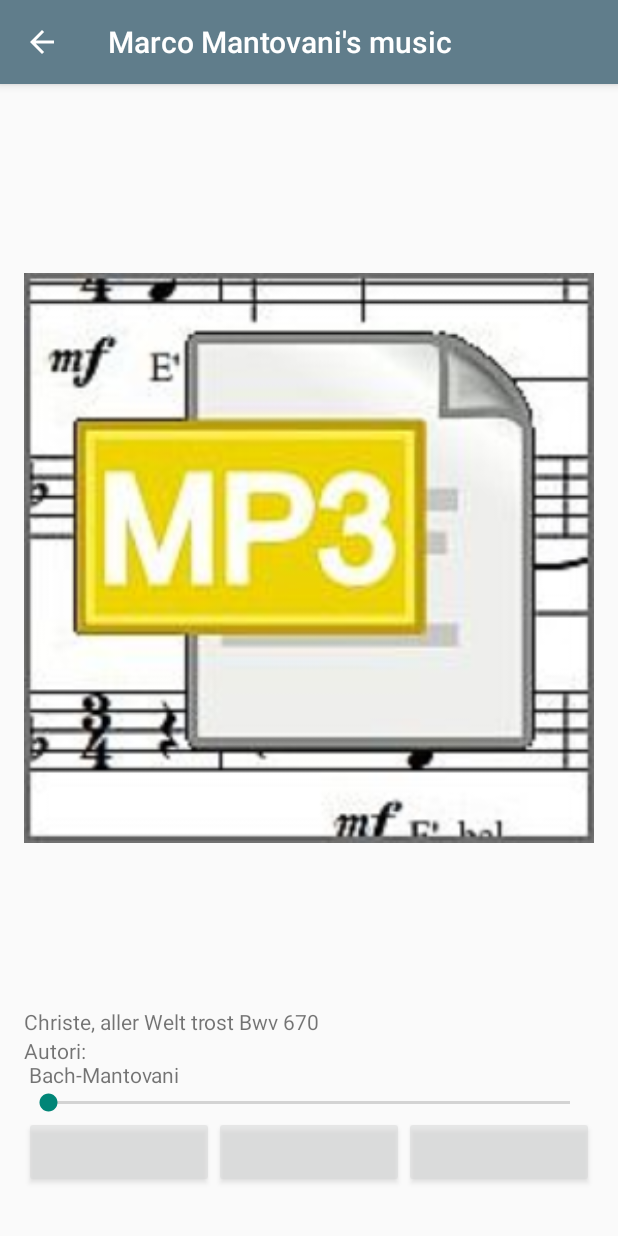
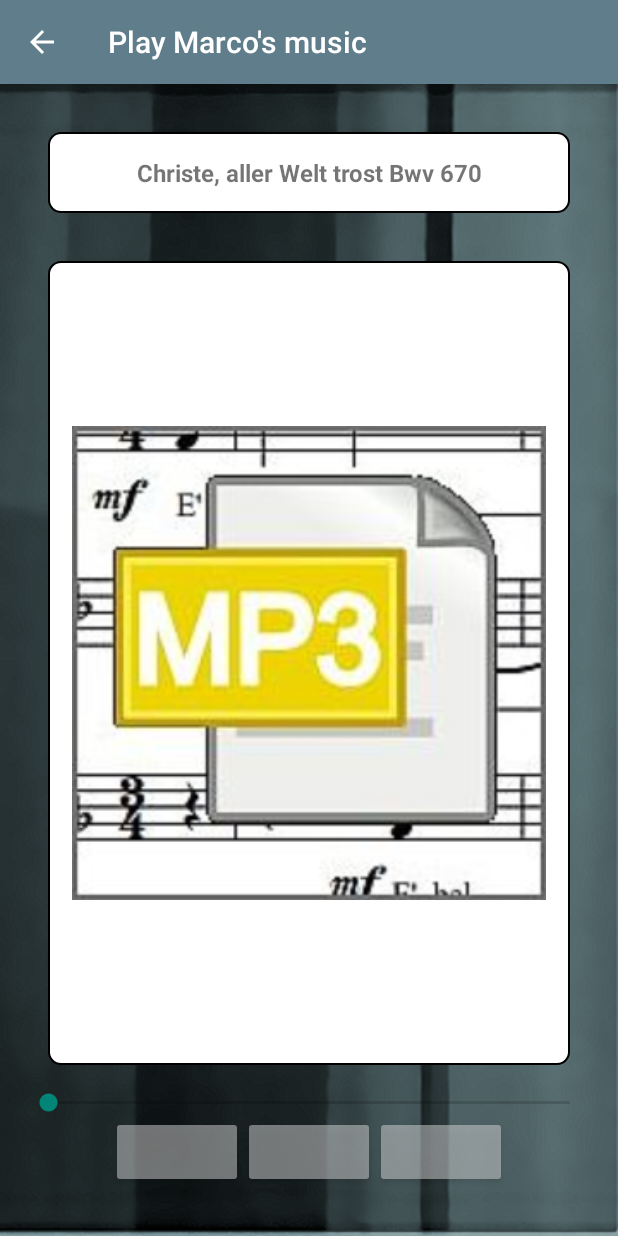
Before and after one commit to CrisFuriosi/MarcoMantovanismusic, an Android app: the Mp3Activity screen opened directly, with no data from a screen before it, after a tap on "Christe, aller Welt trost Bwv 670", on a phone screen of 412 x 824 dp. Run offline under Robolectric (Android 15) with nearby library versions, the phone set to English and light mode, and no system bars.

Commit message:
Udacity Music Repository exercise - work in progress Working layout and variable sharing among activities

```diff
--- a/app/src/main/AndroidManifest.xml
+++ b/app/src/main/AndroidManifest.xml
@@ -35,6 +35,7 @@
             android:parentActivityName="com.example.cfuri.marcomantovanismusic.MainActivity"/>
         <activity
             android:name=".ItemDetailActivity"
+            android:label="@string/detail_mp3"
             android:parentActivityName="com.example.cfuri.marcomantovanismusic.Mp3Activity"/>
     </application>
 
--- a/app/src/main/java/com/example/cfuri/marcomantovanismusic/Item.java
+++ b/app/src/main/java/com/example/cfuri/marcomantovanismusic/Item.java
@@ -1,21 +1,23 @@
 package com.example.cfuri.marcomantovanismusic;
 
 /*
-{@link Item} represents a vocabulary word. Contains default and Miwok translations for the word.
+{@link Item} represents a music item. Contains item text, item description.
+//TODO: insert item type
  */
+
 public class Item {
 
     // State: Variable declaration
     private int mItemNameText;
     private int mItemDescriptionText;
-    private int mItemImageId;
+    private int mItemImage;
 
     // Create a new item object. Assign int string/song name ID, int string/song description ID, int image ID
-    public Item(int itemNameText, int itemDescriptionText, int itemImageId) {
+    public Item(int itemNameText, int itemDescriptionText, int itemImage) {
         mItemNameText = itemNameText;
         mItemDescriptionText = itemDescriptionText;
-        mItemImageId = itemImageId;
-    }
+        mItemImage = itemImage;
+        }
 
     // Method: Output int string/name ID
     public int getItemNameStringID() {
@@ -27,8 +29,9 @@ public class Item {
         return mItemDescriptionText;
     }
 
-    // Method: Output int image ID
+    // Method: Output int string/description ID
     public int getItemImageID() {
-        return mItemImageId;
+        return mItemImage;
     }
+
 }
--- a/app/src/main/java/com/example/cfuri/marcomantovanismusic/ItemDetailActivity.java
+++ b/app/src/main/java/com/example/cfuri/marcomantovanismusic/ItemDetailActivity.java
@@ -16,18 +16,15 @@ public class ItemDetailActivity extends AppCompatActivity {
 
         // Find views in activity_item_detail XML
         TextView nameTextView = findViewById(R.id.detail_activity_item_name);
-        TextView descriptionTextView = findViewById(R.id.detail_activity_item_description);
         ImageView drawableImageView = findViewById(R.id.detail_activity_item_image);
 
         // Retrieve the data passed via itemDetailIntent intent
         int itemDetailName = getIntent().getIntExtra("item_name", 0);
-        int itemDetailDescription = getIntent().getIntExtra("item_description", 0);
         int itemDetailImage = getIntent().getIntExtra("item_image", 0);
         String itemActivity = getIntent().getStringExtra("current_activity_name");
 
         // Assign variable content to views in activity_item_detail XML
         nameTextView.setText(getString(itemDetailName));
-        descriptionTextView.setText(getString(itemDetailDescription));
         drawableImageView.setImageResource(itemDetailImage);
     }
 }
--- a/app/src/main/java/com/example/cfuri/marcomantovanismusic/MainActivity.java
+++ b/app/src/main/java/com/example/cfuri/marcomantovanismusic/MainActivity.java
@@ -63,6 +63,8 @@ public class MainActivity extends AppCompatActivity {
             }
         });
 
+
+        // TODO: working on mp3 category
         // Find the View that shows the mp3_text_view category
         TextView mp3 = findViewById(R.id.mp3_text_view);
 
@@ -71,6 +73,7 @@ public class MainActivity extends AppCompatActivity {
             // The code in this method will be executed when the mp3_text_view category is clicked on.
             @Override
             public void onClick(View view) {
+
                 // Create a new intent to open the {@link Mp3Activity}
                 Intent mp3Intent = new Intent(MainActivity.this, Mp3Activity.class);
 
--- a/app/src/main/java/com/example/cfuri/marcomantovanismusic/Mp3Activity.java
+++ b/app/src/main/java/com/example/cfuri/marcomantovanismusic/Mp3Activity.java
@@ -6,15 +6,21 @@ import android.support.v7.app.AppCompatActivity;
 import android.view.View;
 import android.widget.AdapterView;
 import android.widget.ListView;
+
 import java.util.ArrayList;
 
 public class Mp3Activity extends AppCompatActivity {
+
+    // Declare variables
+    int itemImageId;
+    String currentActivity;
+    Item currentItem;
 
     @Override
     protected void onCreate(Bundle savedInstanceState) {
         super.onCreate(savedInstanceState);
 
-        //Link this Java file with item XML file
+        // Link this Java file with item XML file
         setContentView(R.layout.activity_item_list);
 
         // Find the {@link ListView} object in the view hierarchy of the {@link Activity}.
@@ -46,9 +52,11 @@ public class Mp3Activity extends AppCompatActivity {
             public void onItemClick(AdapterView<?> adapter, View view, int position, long arg) {
 
                 // Find current item
-                Item currentItem = mp3Adapter.getItem(position);
+                currentItem = mp3Adapter.getItem(position);
                 // Find current Activity
-                String currentActivity = (String) getTitle();
+                currentActivity = (String) getTitle();
+                // Select the associated image to show
+                itemImageId = R.drawable.mp3_activity_image;
 
                 // Start Intent
                 Intent itemDetailIntent = new Intent(getBaseContext(), ItemDetailActivity.class);
@@ -56,13 +64,12 @@ public class Mp3Activity extends AppCompatActivity {
                 // Pass int name and int description to ItemDetailActivity
                 itemDetailIntent.putExtra("item_name", currentItem.getItemNameStringID());
                 itemDetailIntent.putExtra("item_description", currentItem.getItemDescriptionStringID());
-                itemDetailIntent.putExtra("item_image", currentItem.getItemImageID());
+                itemDetailIntent.putExtra("item_image", itemImageId);
                 itemDetailIntent.putExtra("current_activity_name", currentActivity);
 
                 // Start ItemDetailActivity
                 startActivity(itemDetailIntent);
             }
         });
-
     }
 }
--- a/app/src/main/res/layout/activity_item_detail.xml
+++ b/app/src/main/res/layout/activity_item_detail.xml
@@ -1,32 +1,34 @@
 <?xml version="1.0" encoding="utf-8"?>
+
 <LinearLayout xmlns:android="http://schemas.android.com/apk/res/android"
     xmlns:tools="http://schemas.android.com/tools"
     android:layout_width="match_parent"
     android:layout_height="match_parent"
-    android:layout_margin="@dimen/margin"
-    android:orientation="vertical">
+    android:background="@drawable/background"
+    android:orientation="vertical"
+    android:padding="@dimen/activity_vertical_margin"
+    tools:context="com.example.cfuri.marcomantovanismusic.MainActivity">
+
+    <TextView
+        android:id="@+id/detail_activity_item_name"
+        style="@style/ItemListStyle"
+        android:layout_width="match_parent"
+        android:layout_height="wrap_content"
+        android:layout_weight="0"
+        android:textSize="@dimen/biggerTextSize"
+        android:textStyle="bold"
+        android:gravity="center"
+        tools:text="song name" />
 
     <ImageView
+        style="@style/ItemListStyle"
         android:id="@+id/detail_activity_item_image"
         android:layout_width="match_parent"
         android:layout_height="0dp"
         android:layout_weight="1"
-        android:contentDescription="image"
-        android:src="@drawable/empty_positioner" />
-
-    <TextView
-        android:id="@+id/detail_activity_item_name"
-        android:layout_width="wrap_content"
-        android:layout_height="wrap_content"
-        android:layout_weight="0"
-        tools:text="song name" />
-
-    <TextView
-        android:id="@+id/detail_activity_item_description"
-        android:layout_width="wrap_content"
-        android:layout_height="wrap_content"
-        android:layout_weight="0"
-        tools:text="song description" />
+        android:padding="@dimen/padding"
+        android:contentDescription="@string/resource_image"
+        tools:src="@drawable/empty_positioner"/>
 
     <SeekBar
         android:id="@+id/seek_bar"
@@ -40,13 +42,13 @@
         android:layout_width="match_parent"
         android:layout_height="wrap_content"
         android:layout_weight="0"
+        android:gravity="center_horizontal"
         android:orientation="horizontal">
 
         <android.support.v7.widget.AppCompatButton
             android:id="@+id/rewind_button"
             android:layout_width="wrap_content"
             android:layout_height="wrap_content"
-            android:layout_weight="1"
             android:alpha="0.5"
             tools:text="rewind" />
 
@@ -55,7 +57,6 @@
             android:layout_width="wrap_content"
             android:layout_height="wrap_content"
             android:layout_marginBottom="@dimen/activity_vertical_margin"
-            android:layout_weight="1"
             android:alpha="0.5"
             tools:text="pause" />
 
@@ -63,7 +64,6 @@
             android:id="@+id/forward_button"
             android:layout_width="wrap_content"
             android:layout_height="wrap_content"
-            android:layout_weight="1"
             android:alpha="0.5"
             tools:text="forward" />
 
--- a/app/src/main/res/values/strings.xml
+++ b/app/src/main/res/values/strings.xml
@@ -50,5 +50,6 @@
         Al pianoforte: M. Mantovani</string>
 
     <string name="resource_image">resource image</string>
+    <string name="detail_mp3">Play Marco\'s music</string>
 
 </resources>
```
Also changed, not shown: app/src/main/java/com/example/cfuri/marcomantovanismusic/CompositionsActivity.java (+51 -18 lines), app/src/main/res/layout/activity_main.xml (+4 -9 lines).
